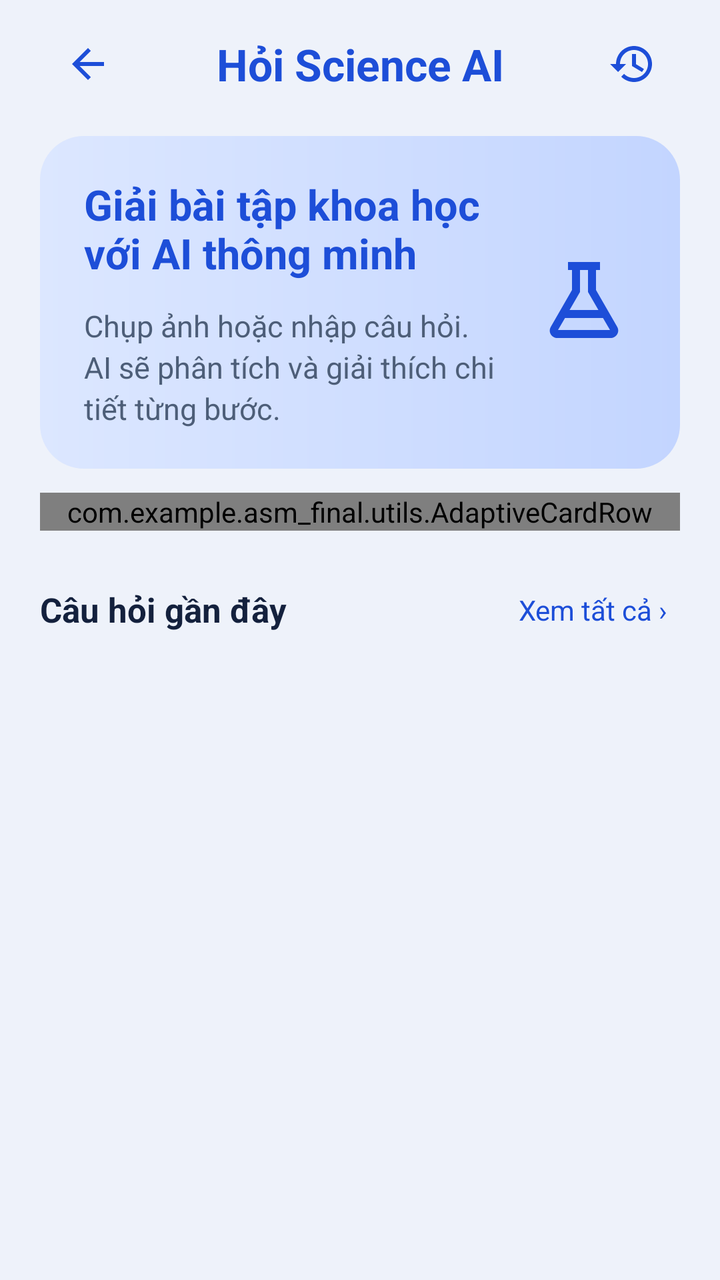
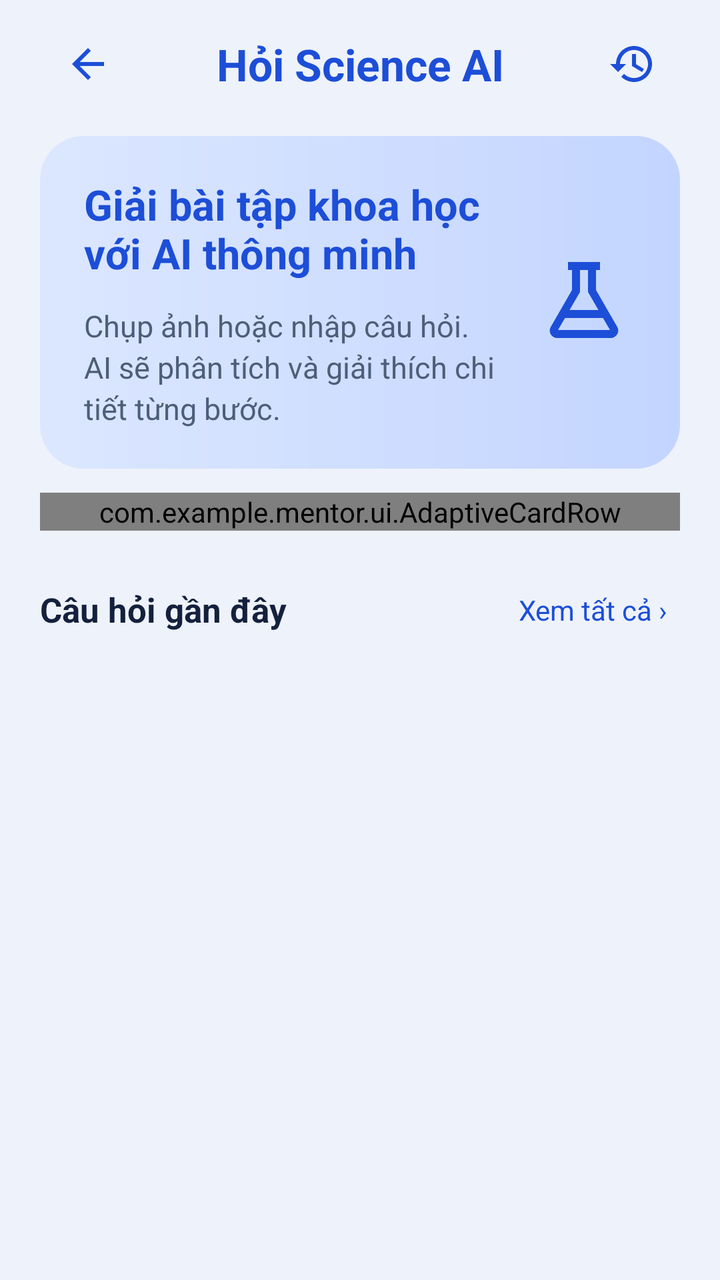

Before-and-after screenshots of an Android layout around one commit, followed by the original layout XML and the change that was made.
<!-- AndroidManifest.xml: application theme Theme.ScienceFeature -->
<!-- res/layout/fragment_science_solve.xml -->
<androidx.core.widget.NestedScrollView xmlns:android="http://schemas.android.com/apk/res/android" xmlns:app="http://schemas.android.com/apk/res-auto" android:layout_width="match_parent" android:layout_height="match_parent" android:background="@color/science_background" android:clipToPadding="false" android:fillViewport="true" android:overScrollMode="never">
<LinearLayout android:layout_width="match_parent" android:layout_height="wrap_content" android:orientation="vertical" android:paddingBottom="28dp">

<LinearLayout android:layout_width="match_parent" android:layout_height="@dimen/science_app_bar_height" android:gravity="center_vertical" android:orientation="horizontal" android:paddingStart="@dimen/science_page_padding" android:paddingEnd="@dimen/science_page_padding">
    <ImageButton android:id="@+id/buttonScienceSolveBack" android:layout_width="48dp" android:layout_height="48dp" android:background="?attr/selectableItemBackgroundBorderless" android:contentDescription="@string/science_back" android:padding="9dp" android:src="@drawable/ic_science_back" app:tint="@color/science_solve_color" />
    <TextView style="@style/ScienceScreenTitle" android:layout_width="0dp" android:layout_height="wrap_content" android:layout_weight="1" android:text="@string/science_solve_title" android:textColor="@color/science_solve_color" />
    <ImageButton android:id="@+id/buttonScienceSolveAction" android:layout_width="48dp" android:layout_height="48dp" android:background="?attr/selectableItemBackgroundBorderless" android:contentDescription="@string/science_nav_history" android:padding="8dp" android:src="@drawable/ic_science_history" app:tint="@color/science_solve_color" />
</LinearLayout>

<LinearLayout android:layout_width="match_parent" android:layout_height="wrap_content" android:layout_marginStart="@dimen/science_page_padding" android:layout_marginTop="4dp" android:layout_marginEnd="@dimen/science_page_padding" android:background="@drawable/science_hero_blue" android:orientation="horizontal" android:gravity="center_vertical" android:minHeight="@dimen/science_hero_height" android:paddingTop="20dp" android:paddingBottom="20dp">
    <LinearLayout android:layout_width="0dp" android:layout_height="wrap_content" android:gravity="center_vertical" android:orientation="vertical" android:paddingStart="22dp" android:paddingEnd="8dp" android:layout_weight="1">
        <TextView style="@style/ScienceHeroTitle" android:layout_width="match_parent" android:layout_height="wrap_content" android:text="@string/science_solve_hero_title" android:textColor="@color/science_solve_color" />
        <TextView style="@style/ScienceHeroDescription" android:layout_width="match_parent" android:layout_height="wrap_content" android:layout_marginTop="12dp" android:text="@string/science_solve_hero_description" />
    </LinearLayout>
    <ImageView android:layout_width="64dp" android:layout_height="76dp" android:layout_gravity="center_vertical|end" android:layout_marginEnd="16dp" android:contentDescription="@string/science_solve_hero_title" android:padding="8dp" android:src="@drawable/ic_science_chemistry" app:tint="@color/science_solve_color" />
</LinearLayout>
<com.example.asm_final.utils.AdaptiveCardRow android:layout_width="match_parent" android:layout_height="wrap_content" android:layout_marginStart="@dimen/science_page_padding" android:layout_marginTop="12dp" android:layout_marginEnd="@dimen/science_page_padding" android:orientation="horizontal">
    <com.google.android.material.card.MaterialCardView android:id="@+id/cardScienceCamera" android:layout_width="0dp" android:layout_height="wrap_content" android:layout_marginEnd="6dp" android:layout_weight="1" android:clickable="true" android:focusable="true" app:cardBackgroundColor="@color/science_surface" app:cardCornerRadius="@dimen/science_card_radius" app:cardElevation="2dp" android:minHeight="156dp"><LinearLayout android:layout_width="match_parent" android:layout_height="match_parent" android:gravity="center" android:orientation="vertical" android:padding="16dp"><FrameLayout android:layout_width="68dp" android:layout_height="62dp" android:background="@drawable/science_icon_bg_blue" android:padding="15dp"><ImageView android:layout_width="match_parent" android:layout_height="match_parent" android:contentDescription="@string/science_take_photo" android:src="@drawable/ic_science_camera" app:tint="@color/science_solve_color" /></FrameLayout><TextView style="@style/ScienceMenuCardTitle" android:layout_width="wrap_content" android:layout_height="wrap_content" android:layout_marginTop="12dp" android:text="@string/science_take_photo" android:textColor="@color/science_solve_color" /><TextView style="@style/ScienceMenuCardDescription" android:layout_width="match_parent" android:layout_height="wrap_content" android:layout_marginTop="7dp" android:gravity="center" android:text="@string/science_take_photo_description" /></LinearLayout></com.google.android.material.card.MaterialCardView>
    <com.google.android.material.card.MaterialCardView android:id="@+id/cardScienceTextInput" android:layout_width="0dp" android:layout_height="wrap_content" android:layout_marginStart="6dp" android:layout_weight="1" android:clickable="true" android:focusable="true" app:cardBackgroundColor="@color/science_surface" app:cardCornerRadius="@dimen/science_card_radius" app:cardElevation="2dp" android:minHeight="156dp"><LinearLayout android:layout_width="match_parent" android:layout_height="match_parent" android:gravity="center" android:orientation="vertical" android:padding="16dp"><FrameLayout android:layout_width="68dp" android:layout_height="62dp" android:background="@drawable/science_icon_bg_blue" android:padding="15dp"><ImageView android:layout_width="match_parent" android:layout_height="match_parent" android:contentDescription="@string/science_enter_question" android:src="@drawable/ic_science_keyboard" app:tint="@color/science_solve_color" /></FrameLayout><TextView style="@style/ScienceMenuCardTitle" android:layout_width="wrap_content" android:layout_height="wrap_content" android:layout_marginTop="12dp" android:text="@string/science_enter_question" android:textColor="@color/science_solve_color" /><TextView style="@style/ScienceMenuCardDescription" android:layout_width="match_parent" android:layout_height="wrap_content" android:layout_marginTop="7dp" android:gravity="center" android:text="@string/science_enter_question_description" /></LinearLayout></com.google.android.material.card.MaterialCardView>
</com.example.asm_final.utils.AdaptiveCardRow>
<LinearLayout android:layout_width="match_parent" android:layout_height="wrap_content" android:layout_marginTop="@dimen/science_section_spacing" android:gravity="center_vertical" android:orientation="horizontal" android:paddingStart="@dimen/science_page_padding" android:paddingEnd="@dimen/science_page_padding"><TextView style="@style/ScienceSectionTitle" android:layout_width="0dp" android:layout_height="wrap_content" android:layout_weight="1" android:text="@string/science_recent_questions" /><TextView android:id="@+id/buttonScienceViewAllHistory" android:layout_width="wrap_content" android:layout_height="wrap_content" android:padding="6dp" android:text="@string/science_view_all" android:textColor="@color/science_solve_color" android:textSize="14sp" /></LinearLayout>
<androidx.recyclerview.widget.RecyclerView android:id="@+id/recyclerScienceRecentQuestions" android:layout_width="match_parent" android:layout_height="wrap_content" android:layout_marginStart="@dimen/science_page_padding" android:layout_marginTop="8dp" android:layout_marginEnd="@dimen/science_page_padding" android:nestedScrollingEnabled="false" />
</LinearLayout></androidx.core.widget.NestedScrollView>
<!-- resources referenced by this layout -->
<resources>
  <color name="science_background">#EEF2FA</color>
  <color name="science_solve_color">#1D4ED8</color>
  <color name="science_surface">#FFFFFF</color>
  <dimen name="science_app_bar_height">64dp</dimen>
  <dimen name="science_card_radius">20dp</dimen>
  <dimen name="science_hero_height">160dp</dimen>
  <dimen name="science_page_padding">20dp</dimen>
  <dimen name="science_section_spacing">24dp</dimen>
  <!-- drawable science_icon_bg_blue (drawable) -->
  <?xml version="1.0" encoding="utf-8"?>
  <shape xmlns:android="http://schemas.android.com/apk/res/android">
      <solid android:color="@color/science_icon_blue_background" /><corners android:radius="16dp" />
  </shape>
  <string name="science_back">Quay lại</string>
  <string name="science_enter_question">Nhập câu hỏi</string>
  <string name="science_enter_question_description">Nhập bằng bàn phím hoặc dán nội dung</string>
  <string name="science_nav_history">Lịch sử</string>
  <string name="science_recent_questions">Câu hỏi gần đây</string>
  <string name="science_solve_hero_description">Chụp ảnh hoặc nhập câu hỏi. AI sẽ phân tích và giải thích chi tiết từng bước.</string>
  <string name="science_solve_hero_title">Giải bài tập khoa học\nvới AI thông minh</string>
  <string name="science_solve_title">Hỏi Science AI</string>
  <string name="science_take_photo">Chụp câu hỏi</string>
  <string name="science_take_photo_description">Dùng camera để chụp bài tập khoa học</string>
  <string name="science_view_all">Xem tất cả ›</string>
  <style name="ScienceHeroDescription"><item name="android:textColor">@color/science_text_secondary</item><item name="android:textSize">15sp</item><item name="android:lineSpacingExtra">3dp</item></style>
  <style name="ScienceHeroTitle"><item name="android:textColor">@color/science_text_primary</item><item name="android:textSize">21sp</item><item name="android:textStyle">bold</item></style>
  <style name="ScienceMenuCardDescription"><item name="android:textColor">@color/science_text_secondary</item><item name="android:textSize">14sp</item><item name="android:lineSpacingExtra">2dp</item></style>
  <style name="ScienceMenuCardTitle"><item name="android:textColor">@color/science_text_primary</item><item name="android:textSize">16sp</item><item name="android:textStyle">bold</item></style>
  <style name="ScienceScreenTitle"><item name="android:textSize">22sp</item><item name="android:textStyle">bold</item><item name="android:gravity">center</item></style>
  <style name="ScienceSectionTitle"><item name="android:textColor">@color/science_text_primary</item><item name="android:textSize">17sp</item><item name="android:textStyle">bold</item></style>
  <color name="science_blue_hero_start">#DCE7FF</color>
  <color name="science_blue_hero_end">#C3D5FF</color>
  <dimen name="science_hero_corner">22dp</dimen>
  <color name="science_icon_blue_background">#EAF4FF</color>
  <color name="science_text_secondary">#4D5E78</color>
  <color name="science_text_primary">#14213D</color>
  <color name="science_primary">#087F72</color>
  <color name="science_on_primary">#FFFFFF</color>
  <color name="science_primary_container">#CCEEE6</color>
  <style name="MentorScienceInput" parent="Widget.MaterialComponents.TextInputLayout.OutlinedBox">
          <item name="boxCornerRadiusTopStart">16dp</item><item name="boxCornerRadiusTopEnd">16dp</item>
          <item name="boxCornerRadiusBottomStart">16dp</item><item name="boxCornerRadiusBottomEnd">16dp</item>
      </style>
  <style name="MentorWindowAnimation"><item name="android:activityOpenEnterAnimation">@anim/mentor_enter</item><item name="android:activityOpenExitAnimation">@anim/mentor_exit</item><item name="android:activityCloseEnterAnimation">@anim/mentor_enter</item><item name="android:activityCloseExitAnimation">@anim/mentor_exit</item></style>
  <color name="mentor_science_button">#087F72</color>
  <!-- unchanged entries left out for length: 8 -->
</resources>

<!-- the commit's change to res/layout/fragment_science_solve.xml (unified diff, before → after) -->
@@ -14,10 +14,10 @@
     </LinearLayout>
     <ImageView android:layout_width="64dp" android:layout_height="76dp" android:layout_gravity="center_vertical|end" android:layout_marginEnd="16dp" android:contentDescription="@string/science_solve_hero_title" android:padding="8dp" android:src="@drawable/ic_science_chemistry" app:tint="@color/science_solve_color" />
 </LinearLayout>
-<com.example.asm_final.utils.AdaptiveCardRow android:layout_width="match_parent" android:layout_height="wrap_content" android:layout_marginStart="@dimen/science_page_padding" android:layout_marginTop="12dp" android:layout_marginEnd="@dimen/science_page_padding" android:orientation="horizontal">
+<com.example.mentor.ui.AdaptiveCardRow android:layout_width="match_parent" android:layout_height="wrap_content" android:layout_marginStart="@dimen/science_page_padding" android:layout_marginTop="12dp" android:layout_marginEnd="@dimen/science_page_padding" android:orientation="horizontal">
     <com.google.android.material.card.MaterialCardView android:id="@+id/cardScienceCamera" android:layout_width="0dp" android:layout_height="wrap_content" android:layout_marginEnd="6dp" android:layout_weight="1" android:clickable="true" android:focusable="true" app:cardBackgroundColor="@color/science_surface" app:cardCornerRadius="@dimen/science_card_radius" app:cardElevation="2dp" android:minHeight="156dp"><LinearLayout android:layout_width="match_parent" android:layout_height="match_parent" android:gravity="center" android:orientation="vertical" android:padding="16dp"><FrameLayout android:layout_width="68dp" android:layout_height="62dp" android:background="@drawable/science_icon_bg_blue" android:padding="15dp"><ImageView android:layout_width="match_parent" android:layout_height="match_parent" android:contentDescription="@string/science_take_photo" android:src="@drawable/ic_science_camera" app:tint="@color/science_solve_color" /></FrameLayout><TextView style="@style/ScienceMenuCardTitle" android:layout_width="wrap_content" android:layout_height="wrap_content" android:layout_marginTop="12dp" android:text="@string/science_take_photo" android:textColor="@color/science_solve_color" /><TextView style="@style/ScienceMenuCardDescription" android:layout_width="match_parent" android:layout_height="wrap_content" android:layout_marginTop="7dp" android:gravity="center" android:text="@string/science_take_photo_description" /></LinearLayout></com.google.android.material.card.MaterialCardView>
     <com.google.android.material.card.MaterialCardView android:id="@+id/cardScienceTextInput" android:layout_width="0dp" android:layout_height="wrap_content" android:layout_marginStart="6dp" android:layout_weight="1" android:clickable="true" android:focusable="true" app:cardBackgroundColor="@color/science_surface" app:cardCornerRadius="@dimen/science_card_radius" app:cardElevation="2dp" android:minHeight="156dp"><LinearLayout android:layout_width="match_parent" android:layout_height="match_parent" android:gravity="center" android:orientation="vertical" android:padding="16dp"><FrameLayout android:layout_width="68dp" android:layout_height="62dp" android:background="@drawable/science_icon_bg_blue" android:padding="15dp"><ImageView android:layout_width="match_parent" android:layout_height="match_parent" android:contentDescription="@string/science_enter_question" android:src="@drawable/ic_science_keyboard" app:tint="@color/science_solve_color" /></FrameLayout><TextView style="@style/ScienceMenuCardTitle" android:layout_width="wrap_content" android:layout_height="wrap_content" android:layout_marginTop="12dp" android:text="@string/science_enter_question" android:textColor="@color/science_solve_color" /><TextView style="@style/ScienceMenuCardDescription" android:layout_width="match_parent" android:layout_height="wrap_content" android:layout_marginTop="7dp" android:gravity="center" android:text="@string/science_enter_question_description" /></LinearLayout></com.google.android.material.card.MaterialCardView>
-</com.example.asm_final.utils.AdaptiveCardRow>
+</com.example.mentor.ui.AdaptiveCardRow>
 <LinearLayout android:layout_width="match_parent" android:layout_height="wrap_content" android:layout_marginTop="@dimen/science_section_spacing" android:gravity="center_vertical" android:orientation="horizontal" android:paddingStart="@dimen/science_page_padding" android:paddingEnd="@dimen/science_page_padding"><TextView style="@style/ScienceSectionTitle" android:layout_width="0dp" android:layout_height="wrap_content" android:layout_weight="1" android:text="@string/science_recent_questions" /><TextView android:id="@+id/buttonScienceViewAllHistory" android:layout_width="wrap_content" android:layout_height="wrap_content" android:padding="6dp" android:text="@string/science_view_all" android:textColor="@color/science_solve_color" android:textSize="14sp" /></LinearLayout>
 <androidx.recyclerview.widget.RecyclerView android:id="@+id/recyclerScienceRecentQuestions" android:layout_width="match_parent" android:layout_height="wrap_content" android:layout_marginStart="@dimen/science_page_padding" android:layout_marginTop="8dp" android:layout_marginEnd="@dimen/science_page_padding" android:nestedScrollingEnabled="false" />
 </LinearLayout></androidx.core.widget.NestedScrollView>
<!-- resource entries referenced after the edit -->
@@ -43,7 +43,6 @@
           <item name="boxCornerRadiusTopStart">16dp</item><item name="boxCornerRadiusTopEnd">16dp</item>
           <item name="boxCornerRadiusBottomStart">16dp</item><item name="boxCornerRadiusBottomEnd">16dp</item>
       </style>
-  <style name="MentorWindowAnimation"><item name="android:activityOpenEnterAnimation">@anim/mentor_enter</item><item name="android:activityOpenExitAnimation">@anim/mentor_exit</item><item name="android:activityCloseEnterAnimation">@anim/mentor_enter</item><item name="android:activityCloseExitAnimation">@anim/mentor_exit</item></style>
   <color name="mentor_science_button">#087F72</color>
   <!-- unchanged entries left out for length: 8 -->
 </resources>
